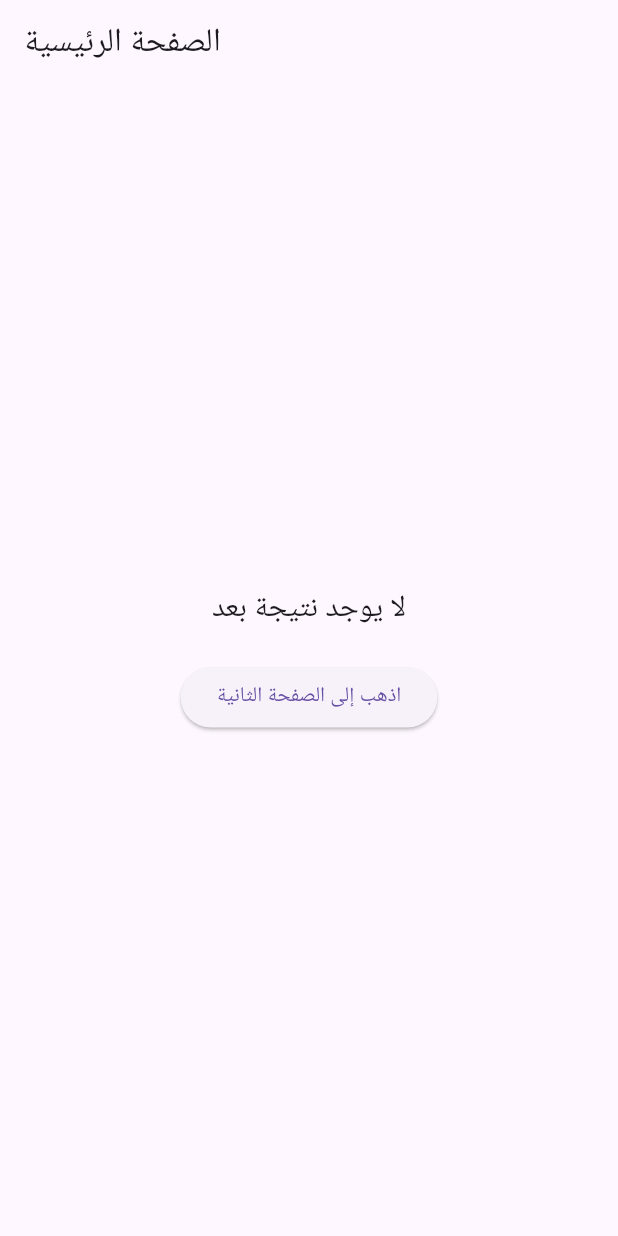
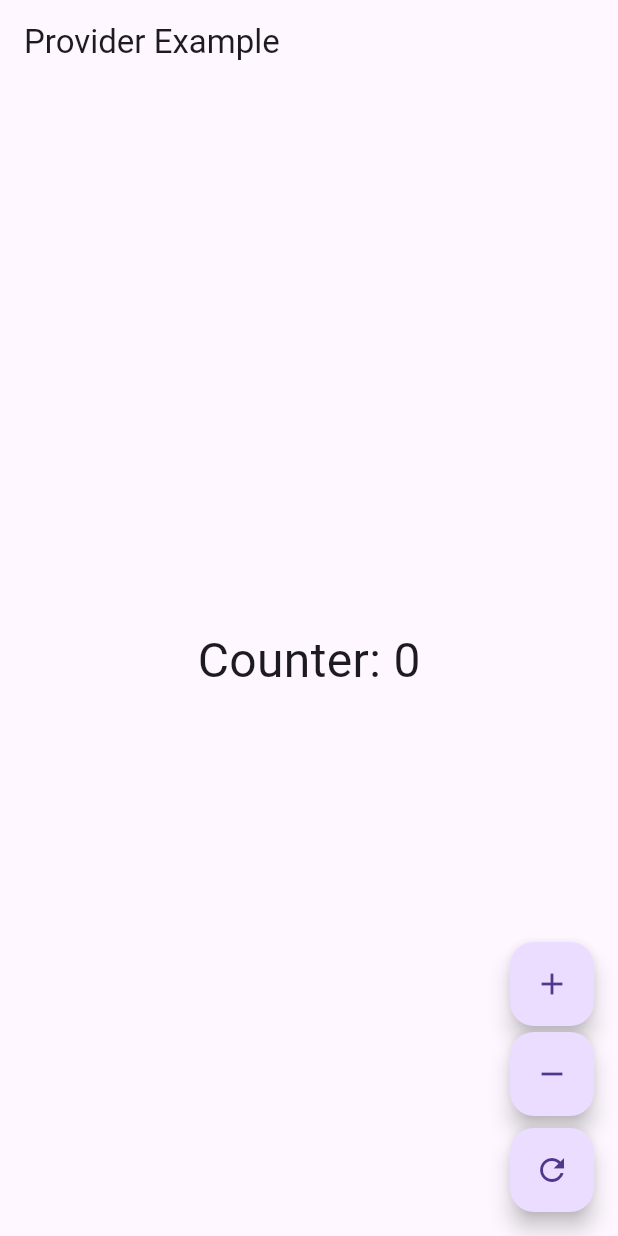
Before and after one commit to itiswd/learn_flutter, a Flutter app: the screen it shows after launch, on a phone screen of 412 x 824 dp. Run offline on Flutter 3.47's test engine with Material 3 defaults, Android fonts, the phone set to English and light mode, and no system bars.

Commit message:
Add HomePage with counter functionality and provider integration

```diff
--- /dev/null
+++ b/lib/home.dart
@@ -0,0 +1,41 @@
+import 'package:flutter/material.dart';
+import 'package:learn_flutter/provider.dart';
+import 'package:provider/provider.dart';
+
+class HomePage extends StatelessWidget {
+  const HomePage({super.key});
+
+  @override
+  Widget build(BuildContext context) {
+    final counterProvider = Provider.of<CounterProvider>(context);
+
+    return Scaffold(
+      appBar: AppBar(title: const Text('Provider Example')),
+      body: Center(
+        child: Text(
+          'Counter: ${counterProvider.counter}',
+          style: const TextStyle(fontSize: 32),
+        ),
+      ),
+      floatingActionButton: Column(
+        spacing: 4,
+        mainAxisAlignment: MainAxisAlignment.end,
+        children: [
+          FloatingActionButton(
+            onPressed: counterProvider.increment,
+            child: const Icon(Icons.add),
+          ),
+          FloatingActionButton(
+            onPressed: counterProvider.decrement,
+            child: const Icon(Icons.remove),
+          ),
+          const SizedBox(width: 16),
+          FloatingActionButton(
+            onPressed: counterProvider.reset,
+            child: const Icon(Icons.refresh),
+          ),
+        ],
+      ),
+    );
+  }
+}
--- a/lib/main.dart
+++ b/lib/main.dart
@@ -1,7 +1,15 @@
 import 'package:flutter/material.dart';
+import 'package:learn_flutter/home.dart';
+import 'package:learn_flutter/provider.dart';
+import 'package:provider/provider.dart';
 
 void main() {
-  runApp(const MyApp());
+  runApp(
+    ChangeNotifierProvider(
+      create: (_) => CounterProvider(),
+      child: const MyApp(),
+    ),
+  );
 }
 
 class MyApp extends StatelessWidget {
@@ -9,82 +17,6 @@ class MyApp extends StatelessWidget {
 
   @override
   Widget build(BuildContext context) {
-    return MaterialApp(title: 'Navigator Example', home: const HomePage());
+    return MaterialApp(title: 'Provider Demo', home: const HomePage());
   }
 }
-
-class HomePage extends StatefulWidget {
-  const HomePage({super.key});
-
-  @override
-  State<HomePage> createState() => _HomePageState();
-}
-
-class _HomePageState extends State<HomePage> {
-  String result = 'لا يوجد نتيجة بعد';
-
-  void _navigateToSecondPage() async {
-    // استخدم Navigator.push و انتظر النتيجة
-    final data = await Navigator.push(
-      context,
-      MaterialPageRoute(builder: (context) => const SecondPage()),
-    );
-
-    // استقبل البيانات وحدث الواجهة
-    if (data != null) {
-      setState(() {
-        result = data;
-      });
-    }
-  }
-
-  @override
-  Widget build(BuildContext context) {
-    return Scaffold(
-      appBar: AppBar(title: const Text('الصفحة الرئيسية')),
-      body: Center(
-        child: Column(
-          mainAxisAlignment: MainAxisAlignment.center,
-          children: [
-            Text(result, style: const TextStyle(fontSize: 20)),
-            const SizedBox(height: 20),
-            ElevatedButton(
-              onPressed: _navigateToSecondPage,
-              child: const Text('اذهب إلى الصفحة الثانية'),
-            ),
-          ],
-        ),
-      ),
-    );
-  }
-}
-
-class SecondPage extends StatelessWidget {
-  const SecondPage({super.key});
-
-  @override
-  Widget build(BuildContext context) {
-    return Scaffold(
-      appBar: AppBar(title: const Text('الصفحة الثانية')),
-      body: Center(
-        child: Column(
-          mainAxisAlignment: MainAxisAlignment.center,
-          children: [
-            const Text(
-              'مرحبًا من الصفحة الثانية!',
-              style: TextStyle(fontSize: 22),
-            ),
-            const SizedBox(height: 20),
-            ElevatedButton(
-              onPressed: () {
-                // رجع بيانات للشاشة السابقة
-                Navigator.pop(context, 'تم اختيار القيمة من الصفحة الثانية');
-              },
-              child: const Text('رجوع مع نتيجة'),
-            ),
-          ],
-        ),
-      ),
-    );
-  }
-}
--- a/lib/provider.dart
+++ b/lib/provider.dart
@@ -10,6 +10,11 @@ class CounterProvider with ChangeNotifier {
     notifyListeners();
   }
 
+  void decrement() {
+    _counter--;
+    notifyListeners();
+  }
+
   void reset() {
     _counter = 0;
     notifyListeners();
```
